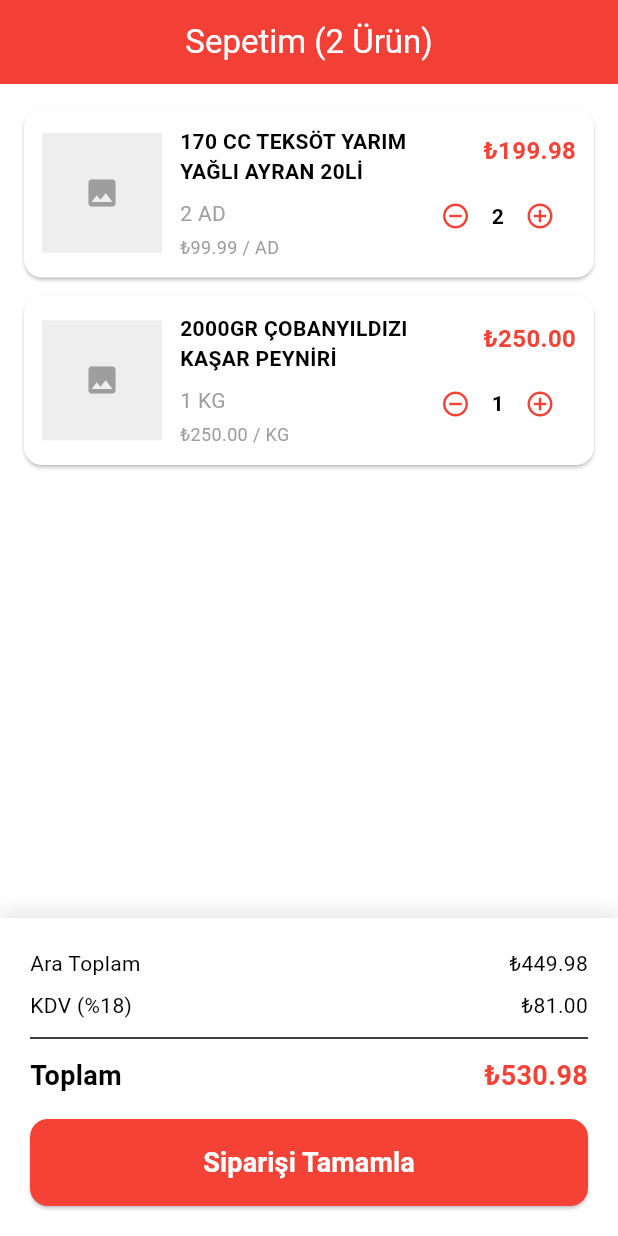
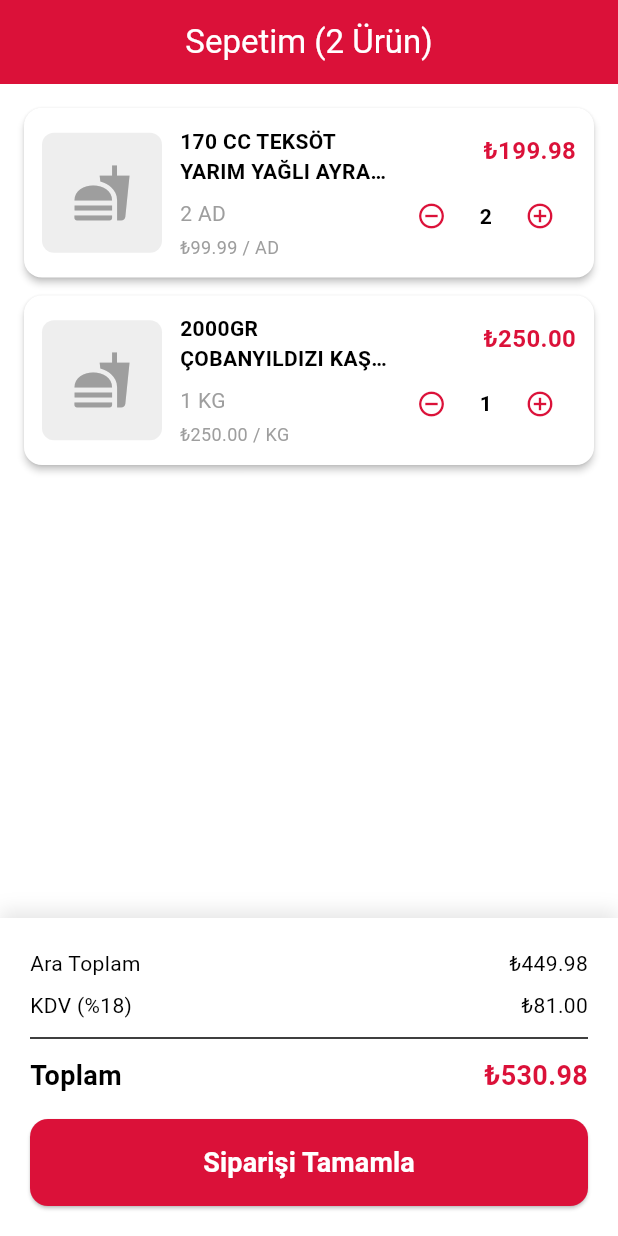
Before and after one commit to MuhammedEbrar/kaptan-catering-mobile, a Flutter app: the CartScreen screen opened directly, on a phone screen of 412 x 824 dp. Run offline on Flutter 3.47's test engine with Material 3 defaults, Android fonts, the light colour scheme and no system bars; our stand-ins replace dio, flutter_secure_storage, get_it, shared_preferences, shimmer; accounts and stored records are empty.

Commit message:
feat: Cart screen renkleri AppColors ile güncellendi - Tüm renk tutarlılığı tamamlandı

```diff
--- a/lib/presentation/screens/cart/cart_screen.dart
+++ b/lib/presentation/screens/cart/cart_screen.dart
@@ -1,4 +1,5 @@
 import 'package:flutter/material.dart';
+import '../../../core/constants/app_colors.dart';
 import 'checkout_screen.dart';
 
 class CartScreen extends StatefulWidget {
@@ -42,7 +43,7 @@ class _CartScreenState extends State<CartScreen> {
     return Scaffold(
       appBar: AppBar(
         title: Text('Sepetim (${_cartItems.length} Ürün)'),
-        backgroundColor: Colors.red,
+        backgroundColor: AppColors.primary,
       ),
       body: _cartItems.isEmpty
           ? _buildEmptyCart()
@@ -93,7 +94,7 @@ class _CartScreenState extends State<CartScreen> {
               Navigator.pop(context);
             },
             style: ElevatedButton.styleFrom(
-              backgroundColor: Colors.red,
+              backgroundColor: AppColors.primary,
               padding: const EdgeInsets.symmetric(horizontal: 32, vertical: 12),
             ),
             child: const Text(
@@ -113,7 +114,7 @@ class _CartScreenState extends State<CartScreen> {
       background: Container(
         alignment: Alignment.centerRight,
         padding: const EdgeInsets.only(right: 20),
-        color: Colors.red,
+        color: AppColors.error,
         child: const Icon(Icons.delete, color: Colors.white),
       ),
       onDismissed: (direction) {
@@ -129,6 +130,10 @@ class _CartScreenState extends State<CartScreen> {
       },
       child: Card(
         margin: const EdgeInsets.only(bottom: 12),
+        elevation: 2,
+        shape: RoundedRectangleBorder(
+          borderRadius: BorderRadius.circular(12),
+        ),
         child: Padding(
           padding: const EdgeInsets.all(12),
           child: Row(
@@ -137,8 +142,11 @@ class _CartScreenState extends State<CartScreen> {
               Container(
                 width: 80,
                 height: 80,
-                color: Colors.grey[200],
-                child: const Icon(Icons.image, color: Colors.grey),
+                decoration: BoxDecoration(
+                  color: Colors.grey[200],
+                  borderRadius: BorderRadius.circular(8),
+                ),
+                child: const Icon(Icons.fastfood, color: Colors.grey, size: 40),
               ),
               const SizedBox(width: 12),
 
@@ -182,7 +190,7 @@ class _CartScreenState extends State<CartScreen> {
                     style: const TextStyle(
                       fontWeight: FontWeight.bold,
                       fontSize: 16,
-                      color: Colors.red,
+                      color: AppColors.primary,
                     ),
                   ),
                   const SizedBox(height: 8),
@@ -190,7 +198,7 @@ class _CartScreenState extends State<CartScreen> {
                     children: [
                       IconButton(
                         icon: const Icon(Icons.remove_circle_outline, size: 20),
-                        color: Colors.red,
+                        color: AppColors.primary,
                         onPressed: () {
                           setState(() {
                             if (item['quantity'] > 1) {
@@ -198,19 +206,26 @@ class _CartScreenState extends State<CartScreen> {
                             }
                           });
                         },
+                        padding: EdgeInsets.zero,
+                        constraints: const BoxConstraints(),
                       ),
-                      Text(
-                        '${item['quantity']}',
-                        style: const TextStyle(fontWeight: FontWeight.bold),
+                      Padding(
+                        padding: const EdgeInsets.symmetric(horizontal: 8),
+                        child: Text(
+                          '${item['quantity']}',
+                          style: const TextStyle(fontWeight: FontWeight.bold),
+                        ),
                       ),
                       IconButton(
                         icon: const Icon(Icons.add_circle_outline, size: 20),
-                        color: Colors.red,
+                        color: AppColors.primary,
                         onPressed: () {
                           setState(() {
                             item['quantity']++;
                           });
                         },
+                        padding: EdgeInsets.zero,
+                        constraints: const BoxConstraints(),
                       ),
                     ],
                   ),
@@ -254,7 +269,7 @@ class _CartScreenState extends State<CartScreen> {
               );
             },
             style: ElevatedButton.styleFrom(
-              backgroundColor: Colors.red,
+              backgroundColor: AppColors.primary,
               padding: const EdgeInsets.symmetric(vertical: 16),
               minimumSize: const Size(double.infinity, 0),
               shape: RoundedRectangleBorder(
@@ -291,7 +306,7 @@ class _CartScreenState extends State<CartScreen> {
           style: TextStyle(
             fontSize: isBold ? 18 : 14,
             fontWeight: isBold ? FontWeight.bold : FontWeight.normal,
-            color: isBold ? Colors.red : Colors.black,
+            color: isBold ? AppColors.primary : Colors.black,
           ),
         ),
       ],
```
